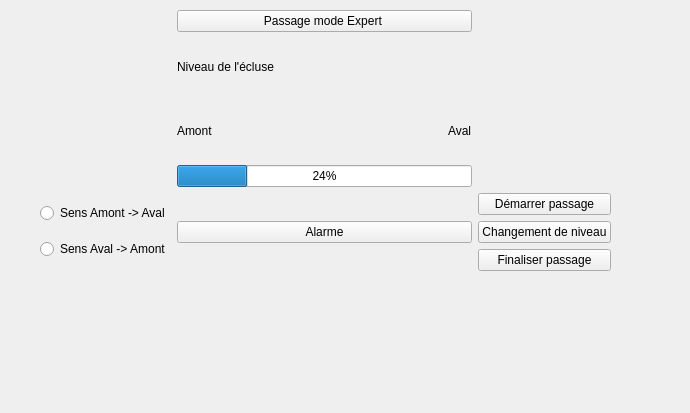
Alpam/Ecluse, file automatique.ui: the form before one commit.
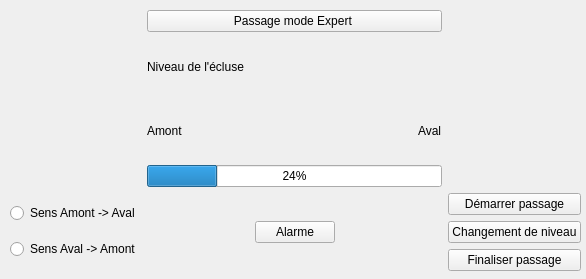
The form after the commit.

Diff of the .ui file:
```diff
--- a/automatique.ui
+++ b/automatique.ui
@@ -6,8 +6,8 @@
    <rect>
     <x>0</x>
     <y>0</y>
-    <width>690</width>
-    <height>413</height>
+    <width>586</width>
+    <height>279</height>
    </rect>
   </property>
   <property name="windowTitle">
@@ -16,32 +16,51 @@
   <widget class="QWidget" name="gridLayoutWidget_2">
    <property name="geometry">
     <rect>
-     <x>40</x>
+     <x>10</x>
      <y>10</y>
      <width>571</width>
      <height>261</height>
     </rect>
    </property>
    <layout class="QGridLayout" name="gridLayout_2">
-    <item row="1" column="0">
-     <layout class="QGridLayout" name="gridLayout_3">
-      <item row="0" column="0">
-       <widget class="QRadioButton" name="radBouAmAv">
-        <property name="text">
-         <string>Sens Amont -&gt; Aval</string>
-        </property>
-       </widget>
-      </item>
-      <item row="1" column="0">
-       <widget class="QRadioButton" name="radBouAvAm">
-        <property name="text">
-         <string>Sens Aval -&gt; Amont</string>
-        </property>
-       </widget>
-      </item>
-     </layout>
-    </item>
     <item row="1" column="2">
+     <layout class="QGridLayout" name="gridLayout">
+      <item row="0" column="1">
+       <widget class="QPushButton" name="startAlarme">
+        <property name="text">
+         <string>Alarme</string>
+        </property>
+       </widget>
+      </item>
+      <item row="0" column="0">
+       <spacer name="horizontalSpacer">
+        <property name="orientation">
+         <enum>Qt::Horizontal</enum>
+        </property>
+        <property name="sizeHint" stdset="0">
+         <size>
+          <width>40</width>
+          <height>20</height>
+         </size>
+        </property>
+       </spacer>
+      </item>
+      <item row="0" column="2">
+       <spacer name="horizontalSpacer_2">
+        <property name="orientation">
+         <enum>Qt::Horizontal</enum>
+        </property>
+        <property name="sizeHint" stdset="0">
+         <size>
+          <width>40</width>
+          <height>20</height>
+         </size>
+        </property>
+       </spacer>
+      </item>
+     </layout>
+    </item>
+    <item row="1" column="3">
      <layout class="QGridLayout" name="gridLayout_6">
       <item row="1" column="0">
        <widget class="QPushButton" name="boutonProgression">
@@ -66,14 +85,25 @@
       </item>
      </layout>
     </item>
-    <item row="1" column="1">
-     <widget class="QPushButton" name="startAlarme">
-      <property name="text">
-       <string>Alarme</string>
-      </property>
-     </widget>
+    <item row="1" column="0">
+     <layout class="QGridLayout" name="gridLayout_3">
+      <item row="0" column="0">
+       <widget class="QRadioButton" name="radBouAmAv">
+        <property name="text">
+         <string>Sens Amont -&gt; Aval</string>
+        </property>
+       </widget>
+      </item>
+      <item row="1" column="0">
+       <widget class="QRadioButton" name="radBouAvAm">
+        <property name="text">
+         <string>Sens Aval -&gt; Amont</string>
+        </property>
+       </widget>
+      </item>
+     </layout>
     </item>
-    <item row="0" column="1">
+    <item row="0" column="2">
      <layout class="QGridLayout" name="gridLayout_8">
       <item row="2" column="0">
        <widget class="QProgressBar" name="niveauEcluse">
```
